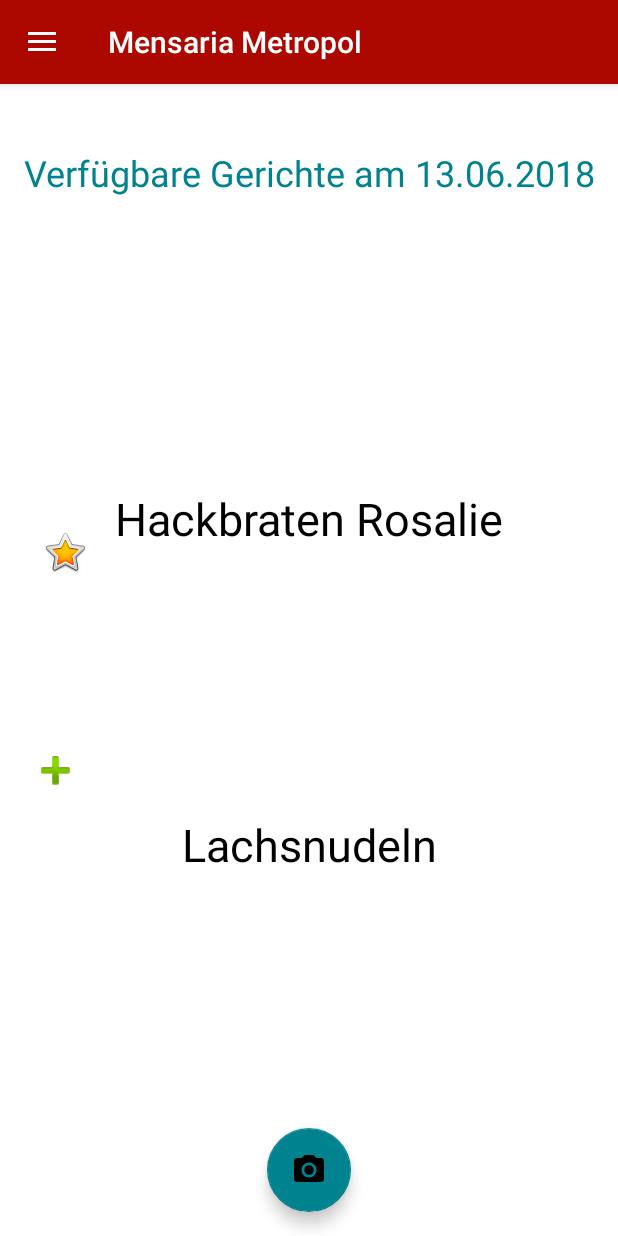
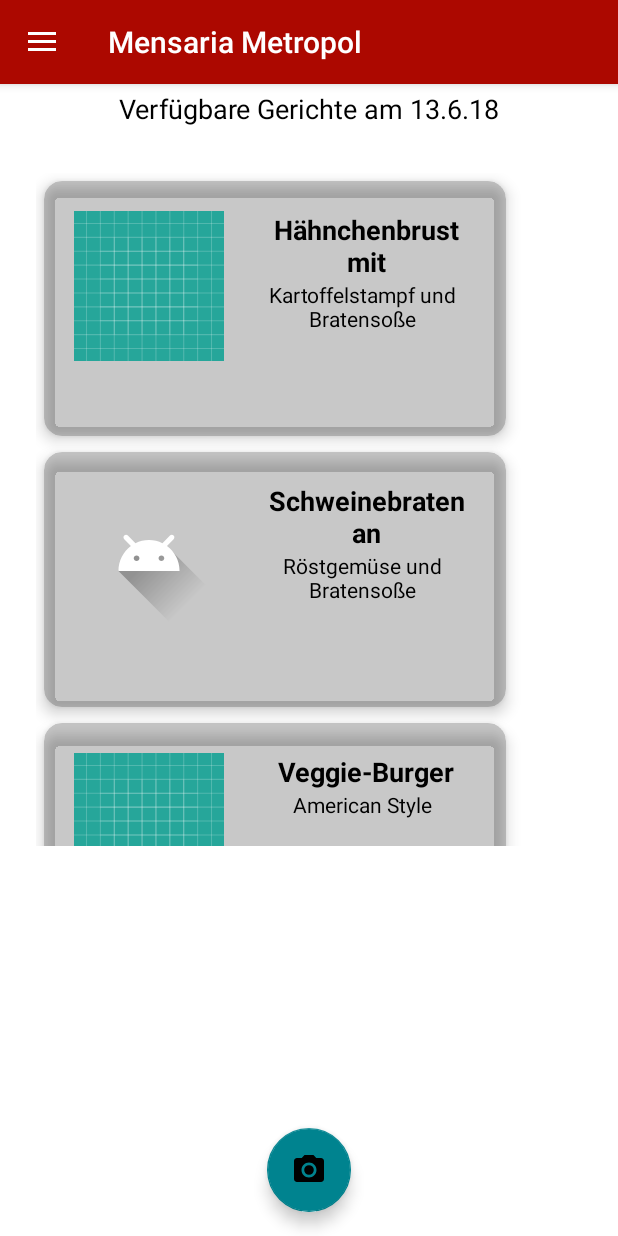
Before and after one commit to mobileDHBW18/app, an Android app: the screen it shows after launch (MainActivity), on a phone screen of 412 x 824 dp. Run offline under Robolectric (Android 15) with nearby library versions, the phone set to English and light mode, and no system bars; libraries missing offline, so code that uses them is left out: com.wonderkiln.camerakit; 1 statement that could not run was skipped.

```diff
--- a/app/build.gradle
+++ b/app/build.gradle
@@ -22,6 +22,9 @@ android {
 dependencies {
     implementation fileTree(include: ['*.jar'], dir: 'libs')
     implementation 'com.android.support:appcompat-v7:26.1.0'
+    compile 'com.android.support:cardview-v7:26.1.0'
+    compile 'com.android.support:recyclerview-v7:26.1.0'
+    compile 'com.android.support:design:26.1.0'
     implementation 'com.android.support.constraint:constraint-layout:1.1.1'
     implementation 'com.google.android.gms:play-services-ads:15.0.1'
     implementation 'com.android.support:design:26.1.0'
--- a/app/src/main/java/com/example/cantinr/cantinr/MainActivity.java
+++ b/app/src/main/java/com/example/cantinr/cantinr/MainActivity.java
@@ -6,6 +6,8 @@ import android.graphics.BitmapFactory;
 import android.os.Bundle;
 import android.support.design.widget.FloatingActionButton;
 import android.support.design.widget.Snackbar;
+import android.support.v7.widget.LinearLayoutManager;
+import android.support.v7.widget.RecyclerView;
 import android.view.View;
 import android.support.design.widget.NavigationView;
 import android.support.v4.view.GravityCompat;
@@ -31,12 +33,17 @@ import com.wonderkiln.camerakit.CameraView;
 public class MainActivity extends AppCompatActivity
         implements NavigationView.OnNavigationItemSelectedListener, CameraKitEventListener {
 
+    RecyclerView recyclerView;
+    RecyclerView.LayoutManager layoutManager;
+    RecyclerView.Adapter adapter;
     private ListView mDrawerList;
     private ArrayAdapter<String> mAdapter;
+
     Intent intentCity;
     Intent intentMensa;
     Intent intentMain;
     Intent inPhoto;
+
    // ImageView image;
     Button photo;
     CameraView cameraView;
@@ -47,6 +54,16 @@ public class MainActivity extends AppCompatActivity
         Toolbar toolbar = (Toolbar) findViewById(R.id.toolbar);
         setSupportActionBar(toolbar);
         setTitle("Mensaria Metropol");
+
+        recyclerView =
+                (RecyclerView) findViewById(R.id.recycler_view);
+
+        layoutManager = new LinearLayoutManager(this);
+        recyclerView.setLayoutManager(layoutManager);
+
+        adapter = new RecyclerAdapter();
+        recyclerView.setAdapter(adapter);
+
         intentMain = getIntent();
        // image = findViewById(R.id.imageView);
         intentCity = new Intent(this, CitySelectActivity.class);
--- /dev/null
+++ b/app/src/main/java/com/example/cantinr/cantinr/RecyclerAdapter.java
@@ -0,0 +1,72 @@
+package com.example.cantinr.cantinr;
+
+import android.support.design.widget.Snackbar;
+import android.support.v7.widget.RecyclerView;
+import android.view.LayoutInflater;
+import android.view.View;
+import android.view.ViewGroup;
+import android.widget.ImageView;
+import android.widget.TextView;
+
+/**
+ * Created by D064040 on 14.06.2018.
+ */
+
+public class RecyclerAdapter extends RecyclerView.Adapter<RecyclerAdapter.ViewHolder> {
+
+    private String[] titles = {"Hähnchenbrust mit",
+            "Schweinebraten an", "Veggie-Burger"};
+
+    private String[] details = {"Kartoffelstampf und Bratensoße",
+            "Röstgemüse und Bratensoße", "American Style"};
+
+    private int[] images = { R.drawable.ic_launcher_background,
+            R.drawable.ic_launcher_foreground, R.drawable.ic_launcher_background};
+
+    class ViewHolder extends RecyclerView.ViewHolder{
+
+        public int currentItem;
+        public ImageView itemImage;
+        public TextView itemTitle;
+        public TextView itemDetail;
+
+        public ViewHolder(View itemView) {
+            super(itemView);
+            itemImage = (ImageView)itemView.findViewById(R.id.item_image);
+            itemTitle = (TextView)itemView.findViewById(R.id.item_title);
+            itemDetail =
+                    (TextView)itemView.findViewById(R.id.item_detail);
+
+            itemView.setOnClickListener(new View.OnClickListener() {
+                @Override public void onClick(View v) {
+                    int position = getAdapterPosition();
+
+                    Snackbar.make(v, "Click detected on item " + position,
+                            Snackbar.LENGTH_LONG)
+                            .setAction("Action", null).show();
+
+                }
+            });
+        }
+    }
+
+    @Override
+    public ViewHolder onCreateViewHolder(ViewGroup viewGroup, int i) {
+        View v = LayoutInflater.from(viewGroup.getContext())
+                .inflate(R.layout.card_layout, viewGroup, false);
+        ViewHolder viewHolder = new ViewHolder(v);
+        return viewHolder;
+    }
+
+    @Override
+    public void onBindViewHolder(ViewHolder viewHolder, int i) {
+        viewHolder.itemTitle.setText(titles[i]);
+        viewHolder.itemDetail.setText(details[i]);
+        viewHolder.itemImage.setImageResource(images[i]);
+    }
+
+    @Override
+    public int getItemCount() {
+        return titles.length;
+    }
+}
--- /dev/null
+++ b/app/src/main/res/layout/card_layout.xml
@@ -0,0 +1,55 @@
+<?xml version="1.0" encoding="utf-8"?>
+
+
+<android.support.v7.widget.CardView xmlns:android="http://schemas.android.com/apk/res/android"
+    xmlns:card_view="http://schemas.android.com/apk/res-auto"
+    xmlns:tools="http://schemas.android.com/tools"
+    android:id="@+id/card_view"
+    android:layout_width="wrap_content"
+    android:layout_height="170dp"
+    android:layout_gravity="center"
+    android:layout_margin="5dp"
+    android:clickable="true"
+    android:foreground="?selectableItemBackground"
+    card_view:cardBackgroundColor="@color/cardview_shadow_start_color"
+    card_view:cardCornerRadius="12dp"
+    card_view:cardElevation="6dp"
+    card_view:contentPadding="4dp">
+
+
+    <RelativeLayout
+        android:layout_width="300dp"
+        android:layout_height="301dp"
+        android:padding="16dp">
+
+        <ImageView
+            android:id="@+id/item_image"
+            android:layout_width="100dp"
+            android:layout_height="100dp"
+            android:layout_alignParentLeft="true"
+            android:layout_alignParentTop="true"
+            android:layout_marginRight="16dp" />
+
+        <TextView
+            android:id="@+id/item_title"
+            android:layout_width="match_parent"
+            android:layout_height="wrap_content"
+            android:layout_alignParentTop="true"
+            android:layout_marginStart="6dp"
+            android:layout_toEndOf="@+id/item_image"
+            android:textAlignment="center"
+            android:textSize="18sp"
+            android:textStyle="bold"
+            tools:text="Beispiel" />
+
+        <TextView
+            android:id="@+id/item_detail"
+            android:layout_width="match_parent"
+            android:layout_height="wrap_content"
+            android:layout_below="@+id/item_title"
+            android:layout_toRightOf="@+id/item_image"
+            android:textAlignment="center"
+            tools:text="Beispiel" />
+
+    </RelativeLayout>
+</android.support.v7.widget.CardView>
--- a/app/src/main/res/layout/content_main.xml
+++ b/app/src/main/res/layout/content_main.xml
@@ -1,14 +1,10 @@
 <android.support.v4.widget.DrawerLayout
 
     xmlns:android="http://schemas.android.com/apk/res/android"
-
     xmlns:app="http://schemas.android.com/apk/res-auto"
     xmlns:tools="http://schemas.android.com/tools"
-
     android:id="@+id/drawer_layout"
-
     android:layout_width="match_parent"
-
     android:layout_height="match_parent">
 
 
@@ -22,54 +18,20 @@
 
 
         <TextView
-
             android:id="@+id/textView3"
-
             android:layout_width="wrap_content"
-
             android:layout_height="wrap_content"
-
             android:layout_alignParentStart="true"
             android:layout_alignParentTop="true"
-            android:layout_marginBottom="8dp"
-            android:layout_marginTop="8dp"
+            android:layout_marginTop="60dp"
             android:gravity="center"
-            android:text="Verfügbare Gerichte am 13.06.2018"
-            android:textColor="@color/secondaryColor"
-            android:textSize="24sp"
-            app:layout_constraintBottom_toBottomOf="parent"
+            android:text="Verfügbare Gerichte am 13.6.18"
+            android:textSize="18sp"
+            android:visibility="visible"
             app:layout_constraintEnd_toEndOf="parent"
+            app:layout_constraintHorizontal_bias="0.503"
             app:layout_constraintStart_toStartOf="parent"
-            app:layout_constraintTop_toTopOf="parent"
-            app:layout_constraintVertical_bias="0.117" />
-
-        <ImageView
-            android:id="@+id/imageView"
-            android:layout_width="wrap_content"
-            android:layout_height="wrap_content"
-            android:layout_marginBottom="8dp"
-            android:layout_marginEnd="8dp"
-            android:layout_marginStart="8dp"
-            android:contentDescription="TODO"
-            app:layout_constraintBottom_toBottomOf="parent"
-            app:layout_constraintEnd_toStartOf="@+id/textView4"
-            app:layout_constraintHorizontal_bias="0.666"
-            app:layout_constraintStart_toStartOf="parent"
-            app:layout_constraintTop_toBottomOf="@+id/textView3"
-            app:layout_constraintVertical_bias="0.338"
-            app:srcCompat="@android:drawable/btn_star_big_on" />
-
-        <ImageView
-            android:id="@+id/imageView3"
-            android:layout_width="42dp"
-            android:layout_height="35dp"
-            android:layout_marginEnd="8dp"
-            android:layout_marginTop="112dp"
-            app:layout_constraintEnd_toStartOf="@+id/textView5"
-            app:layout_constraintHorizontal_bias="0.228"
-            app:layout_constraintStart_toStartOf="parent"
-            app:layout_constraintTop_toBottomOf="@+id/imageView"
-            app:srcCompat="@android:drawable/ic_input_add" />
+            app:layout_constraintTop_toTopOf="parent" />
 
         <android.support.design.widget.FloatingActionButton
             android:id="@+id/fab"
@@ -85,41 +47,57 @@
             app:layout_constraintEnd_toEndOf="parent"
             app:layout_constraintStart_toStartOf="parent" />
 
-        <TextView
-            android:id="@+id/textView4"
-            android:layout_width="wrap_content"
-            android:layout_height="40dp"
-            android:layout_marginEnd="8dp"
-            android:layout_marginStart="8dp"
-            android:layout_marginTop="8dp"
-            android:text="Hackbraten Rosalie"
-            android:textSize="30sp"
-            app:layout_constraintBottom_toTopOf="@+id/imageView3"
+
+        <!--
+        <RelativeLayout xmlns:android="http://schemas.android.com/apk/res/android"
+            xmlns:tools="http://schemas.android.com/tools"
+            xmlns:app="http://schemas.android.com/apk/res-auto"
+            android:layout_width="match_parent"
+            android:layout_height="match_parent"
+            android:paddingLeft="@dimen/activity_horizontal_margin"
+            android:paddingRight="@dimen/activity_horizontal_margin"
+            android:paddingTop="@dimen/activity_vertical_margin"
+            android:paddingBottom="@dimen/activity_vertical_margin"
+            tools:context=".MainActivity">
+    -->
+        <android.support.design.widget.CoordinatorLayout xmlns:android="http://schemas.android.com/apk/res/android"
+            xmlns:app="http://schemas.android.com/apk/res-auto"
+            xmlns:tools="http://schemas.android.com/tools"
+            android:id="@+id/coordinatorLayout"
+            android:layout_width="match_parent"
+            android:layout_height="500dp"
+            android:layout_marginStart="24dp"
+            android:layout_marginTop="60dp"
             app:layout_constraintEnd_toEndOf="parent"
+            app:layout_constraintHorizontal_bias="0.0"
             app:layout_constraintStart_toStartOf="parent"
-            app:layout_constraintTop_toBottomOf="@+id/textView3"
-            app:layout_constraintVertical_bias="0.587" />
+            app:layout_constraintTop_toTopOf="parent"
+            tools:context=".MainActivity" />
 
-        <TextView
-            android:id="@+id/textView5"
-            android:layout_width="wrap_content"
-            android:layout_height="40dp"
-            android:layout_marginBottom="8dp"
-            android:layout_marginEnd="8dp"
-            android:layout_marginStart="8dp"
-            android:layout_marginTop="8dp"
-            android:text="Lachsnudeln"
-            android:textSize="30sp"
-            app:layout_constraintBottom_toBottomOf="parent"
+        <android.support.v7.widget.RecyclerView
+            android:id="@+id/recycler_view"
+            android:layout_width="match_parent"
+            android:layout_height="504dp"
+            android:layout_marginStart="24dp"
+            android:layout_marginTop="60dp"
+            android:paddingTop="55dp"
+            app:layout_behavior="@string/appbar_scrolling_view_behavior"
             app:layout_constraintEnd_toEndOf="parent"
+            app:layout_constraintHorizontal_bias="0.0"
             app:layout_constraintStart_toStartOf="parent"
-            app:layout_constraintTop_toBottomOf="@+id/imageView"
-            app:layout_constraintVertical_bias="0.392" />
+            app:layout_constraintTop_toTopOf="parent" />
+
+        <android.support.design.widget.AppBarLayout
+            android:layout_width="match_parent"
+            android:layout_height="wrap_content" />
+
+        <!--
+        </RelativeLayout>
+        -->
+    <!-- Side navigation drawer UI -->
+
 
     </android.support.constraint.ConstraintLayout>
-
-
-    <!-- Side navigation drawer UI -->
 
     <ListView
 
```
